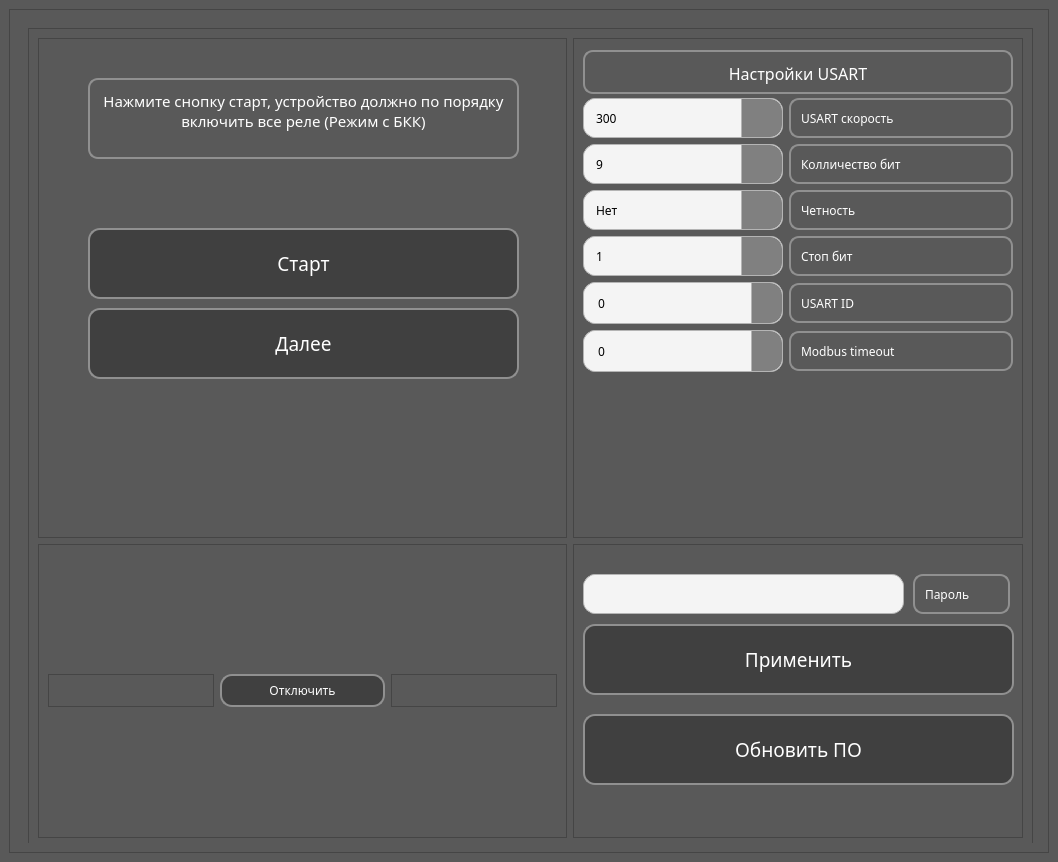
Above: untitled_old.ui from tempa37/URM_Configurator before the change. Below: the same form after it.
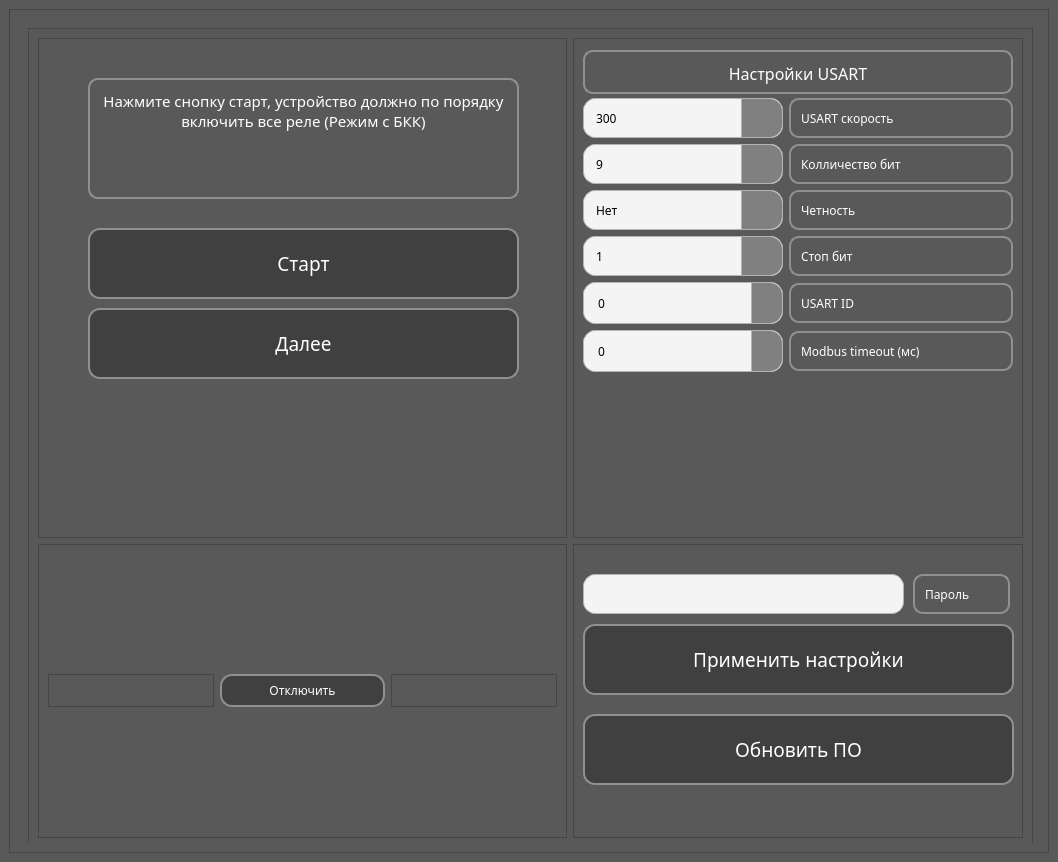
That is the form after the change. The open tabs and pages were chosen to show the change. Icons and pictures are not drawn.

The edit to the form file:
```diff
--- a/untitled_old.ui
+++ b/untitled_old.ui
@@ -1584,7 +1584,7 @@
 li.unchecked::marker { content: &quot;\2610&quot;; }
 li.checked::marker { content: &quot;\2612&quot;; }
 &lt;/style&gt;&lt;/head&gt;&lt;body style=&quot; font-family:'Noto Sans SC'; font-size:9pt; font-weight:400; font-style:normal;&quot;&gt;
-&lt;p style=&quot; margin-top:0px; margin-bottom:0px; margin-left:0px; margin-right:0px; -qt-block-indent:0; text-indent:0px;&quot;&gt;Modbus timeout&lt;/p&gt;&lt;/body&gt;&lt;/html&gt;</string>
+&lt;p style=&quot; margin-top:0px; margin-bottom:0px; margin-left:0px; margin-right:0px; -qt-block-indent:0; text-indent:0px;&quot;&gt;Modbus timeout (мс)&lt;/p&gt;&lt;/body&gt;&lt;/html&gt;</string>
                    </property>
                   </widget>
                  </item>
@@ -1699,7 +1699,7 @@
                   </font>
                  </property>
                  <property name="text">
-                  <string>Применить</string>
+                  <string>Применить настройки</string>
                  </property>
                 </widget>
                 <widget class="QTextBrowser" name="textBrowser_73">
@@ -2027,9 +2027,15 @@
                        <x>40</x>
                        <y>30</y>
                        <width>431</width>
-                       <height>81</height>
+                       <height>121</height>
                       </rect>
                      </property>
+                     <property name="verticalScrollBarPolicy">
+                      <enum>Qt::ScrollBarPolicy::ScrollBarAlwaysOff</enum>
+                     </property>
+                     <property name="horizontalScrollBarPolicy">
+                      <enum>Qt::ScrollBarPolicy::ScrollBarAlwaysOff</enum>
+                     </property>
                      <property name="html">
                       <string>&lt;!DOCTYPE HTML PUBLIC &quot;-//W3C//DTD HTML 4.0//EN&quot; &quot;http://www.w3.org/TR/REC-html40/strict.dtd&quot;&gt;
 &lt;html&gt;&lt;head&gt;&lt;meta name=&quot;qrichtext&quot; content=&quot;1&quot; /&gt;&lt;meta charset=&quot;utf-8&quot; /&gt;&lt;style type=&quot;text/css&quot;&gt;
```
Left out of the diff: 20 changed lines with no effect on the pictures.
